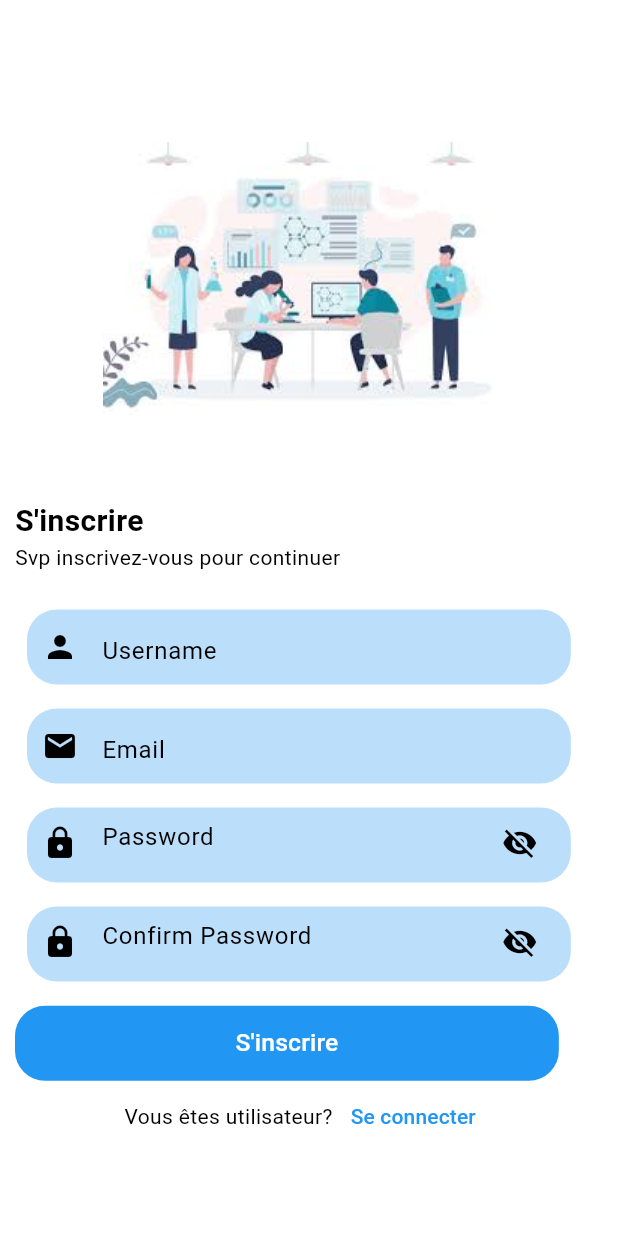
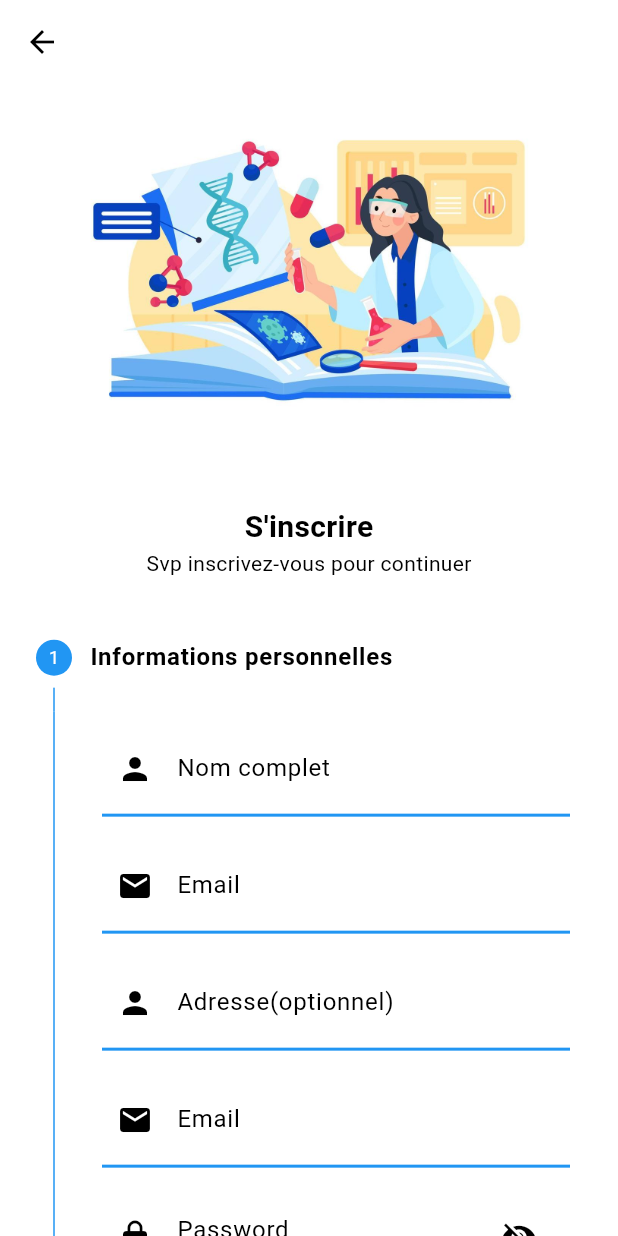
Before and after one commit to Honorine684/flutterDay04, a Flutter app: the screen it shows after launch, after a tap on "Se connecter", after a tap on "S'inscrire", on a phone screen of 412 x 824 dp. Run offline on Flutter 3.47's test engine with Material 3 defaults, Android fonts, the phone set to English and light mode, and no system bars; our stand-ins replace cloud_firestore, firebase_auth, firebase_core; accounts and stored records are empty.

Commit message:
[ADD] mise en place d'un stepper pour l'inscription du medecin,implementation de la deconxeion de l'admin

```diff
--- a/mediclinique/lib/Authentification/Login.dart
+++ b/mediclinique/lib/Authentification/Login.dart
@@ -1,6 +1,6 @@
 import 'package:firebase_auth/firebase_auth.dart';
 import 'package:flutter/material.dart';
-import 'package:mediclinique/Authentification/Signup.dart';
+import 'package:mediclinique/Authentification/SignupMedecin.dart';
 import 'package:mediclinique/Pages/Home.dart';
 import 'package:mediclinique/Services/Firebase/Auth.dart';
 
@@ -190,7 +190,7 @@ class LoginState extends State<Login> {
                         Navigator.push(
                             context,
                             MaterialPageRoute(
-                                builder: (context) => const Signup()));
+                                builder: (context) =>const Signupmedecin()));
                       }),
                     )
                   ],
--- /dev/null
+++ b/mediclinique/lib/Authentification/SignupMedecin.dart
@@ -0,0 +1,102 @@
+import 'package:flutter/material.dart';
+import 'package:mediclinique/Component/Step1.dart';
+
+class Signupmedecin extends StatefulWidget{
+  const Signupmedecin({super.key});
+
+  @override
+  State<Signupmedecin> createState() {
+   return SignupmedecinState();
+  }
+
+}
+class SignupmedecinState extends State<Signupmedecin>{
+  int initialStep = 0;
+  List<Step> steps = [
+    Step(
+      title: Text("Informations personnelles",style: TextStyle(fontSize: 16,fontWeight: FontWeight.bold),),
+      content: Step1(),
+      isActive: true,
+      ),
+      Step(
+      title: Text("Informations personnelles",style: TextStyle(fontSize: 16,fontWeight: FontWeight.bold),),
+      content: Step1(),
+      isActive: true,
+      subtitle: Text("Etape3")
+      ),
+      Step(
+      title: Text("Informations personnelles",style: TextStyle(fontSize: 16,fontWeight: FontWeight.bold),),
+      content: Step1(),
+      isActive: true,
+      state: StepState.complete,
+      subtitle: Text("Etape2")
+      )
+  ];
+
+  @override
+  Widget build(BuildContext context) {
+    final largeurEcran = MediaQuery.of(context).size.width;
+    final hauteurEcran = MediaQuery.of(context).size.height;
+    return Scaffold(
+      appBar: AppBar(),
+      body: SingleChildScrollView(
+        child: Column(
+          crossAxisAlignment: CrossAxisAlignment.start,
+          children: [
+           Padding(
+            padding: EdgeInsets.symmetric(horizontal: 20),
+            child:Column(
+              crossAxisAlignment: CrossAxisAlignment.center,
+              children: [
+                Image.asset("assets/images/login.jpg",width: largeurEcran,),
+            SizedBox(height: hauteurEcran*0.02,),
+                SizedBox(
+                  height: hauteurEcran * 0.02,
+                ),
+                Text(
+                  "S'inscrire",
+                  style: TextStyle(fontSize: 20, fontWeight: FontWeight.bold),
+                ),
+                Text("Svp inscrivez-vous pour continuer"),
+              ],
+            )
+            ),
+                SizedBox(
+                  height: hauteurEcran * 0.02,
+                ),
+            Stepper(
+              currentStep: initialStep,
+              type: StepperType.vertical,
+              steps: steps,
+              onStepTapped: (value){
+                setState(() {
+                  initialStep = value;
+
+                });
+              },
+              onStepContinue: () {
+                setState(() {
+                  if(initialStep < steps.length-1){
+                    initialStep = initialStep+1;
+                  }else{
+                    initialStep = 0;
+                  }
+                });
+              },
+              onStepCancel: () {
+                setState(() {
+                  if(initialStep > 0){
+                    initialStep = initialStep-1;
+                  }else{
+                    initialStep=0;
+                  }
+                });
+              },
+              ),
+          ],
+        ),
+      ),
+    );
+  }
+
+}
--- /dev/null
+++ b/mediclinique/lib/Component/Step1.dart
@@ -0,0 +1,222 @@
+import 'package:flutter/material.dart';
+
+class Step1 extends StatefulWidget {
+  @override
+  State<Step1> createState() {
+    return Step1State();
+  }
+}
+
+class Step1State extends State<Step1> {
+  final formKey = GlobalKey<FormState>();
+  //controller de texte
+  final username = TextEditingController();
+  final email = TextEditingController();
+  final passWord = TextEditingController();
+  final confirmPassword = TextEditingController();
+   final adresse = TextEditingController();
+  bool showPassword = false;
+  bool showConfirmPassword = false;
+  bool isLoading = false;
+  // verification email
+  String? validateEmail(String? value) {
+    const pattern = r"(?:[a-z0-9!#$%&'*+/=?^_`{|}~-]+(?:\.[a-z0-9!#$%&'"
+        r'*+/=?^_`{|}~-]+)*|"(?:[\x01-\x08\x0b\x0c\x0e-\x1f\x21\x23-\x5b\x5d-'
+        r'\x7f]|\\[\x01-\x09\x0b\x0c\x0e-\x7f])*")@(?:(?:[a-z0-9](?:[a-z0-9-]*'
+        r'[a-z0-9])?\.)+[a-z0-9](?:[a-z0-9-]*[a-z0-9])?|\[(?:(?:(2(5[0-5]|[0-4]'
+        r'[0-9])|1[0-9][0-9]|[1-9]?[0-9]))\.){3}(?:(2(5[0-5]|[0-4][0-9])|1[0-9]'
+        r'[0-9]|[1-9]?[0-9])|[a-z0-9-]*[a-z0-9]:(?:[\x01-\x08\x0b\x0c\x0e-\x1f\'
+        r'x21-\x5a\x53-\x7f]|\\[\x01-\x09\x0b\x0c\x0e-\x7f])+)\])';
+    final regex = RegExp(pattern);
+    if (value!.isNotEmpty && !regex.hasMatch(value)) {
+      return "Entrez un email valide";
+    } else {
+      return null;
+    }
+  }
+
+  @override
+  Widget build(BuildContext context) {
+    return Form(
+      key: formKey,
+      child: Column(crossAxisAlignment: CrossAxisAlignment.start, children: [
+        // username
+
+        Container(
+          margin: const EdgeInsets.all(8),
+          padding: const EdgeInsets.symmetric(horizontal: 10, vertical: 6),
+          decoration: BoxDecoration(
+            border: Border(
+              bottom: BorderSide(
+                color: Colors.blue,
+                width: 2.0,
+              ),
+            ),
+          ),
+          child: TextFormField(
+            controller: username,
+            decoration: const InputDecoration(
+              icon: Icon(Icons.person),
+              border: InputBorder.none,
+              hintText: "Nom complet",
+            ),
+            validator: (value) {
+              if (value!.isEmpty) {
+                return "le nom est obligatoire";
+              } else if (!RegExp(r'^[a-zA-Z\s]+$').hasMatch(username.text)) {
+                return "Le nom ne peut contenir que des lettres";
+              }
+              return null;
+            },
+          ),
+        ),
+        // email
+        Container(
+          margin: const EdgeInsets.all(8),
+          padding: const EdgeInsets.symmetric(horizontal: 10, vertical: 6),
+          decoration: BoxDecoration(
+            border: Border(
+              bottom: BorderSide(
+                color: Colors.blue,
+                width: 2.0,
+              ),
+            ),
+          ),
+          child: TextFormField(
+              controller: username,
+              decoration: const InputDecoration(
+                icon: Icon(Icons.email),
+                border: InputBorder.none,
+                hintText: "Email",
+              ),
+              validator: validateEmail),
+        ),
+        // adresse
+                Container(
+          margin: const EdgeInsets.all(8),
+          padding: const EdgeInsets.symmetric(horizontal: 10, vertical: 6),
+          decoration: BoxDecoration(
+            border: Border(
+              bottom: BorderSide(
+                color: Colors.blue,
+                width: 2.0,
+              ),
+            ),
+          ),
+          child: TextFormField(
+            controller: adresse,
+            decoration: const InputDecoration(
+              icon: Icon(Icons.person),
+              border: InputBorder.none,
+              hintText: "Adresse(optionnel)",
+            ),
+          ),
+        ),
+        // sexe
+        // date de naissance
+        //photo(optionnel)
+        Container(
+          margin: const EdgeInsets.all(8),
+          padding: const EdgeInsets.symmetric(horizontal: 10, vertical: 6),
+          decoration: BoxDecoration(
+            border: Border(
+              bottom: BorderSide(
+                color: Colors.blue,
+                width: 2.0,
+              ),
+            ),
+          ),
+          child: TextFormField(
+              controller: username,
+              decoration: const InputDecoration(
+                icon: Icon(Icons.email),
+                border: InputBorder.none,
+                hintText: "Email",
+              ),
+              validator: validateEmail),
+        ),
+        //password
+        Container(
+          margin: const EdgeInsets.all(8),
+          padding: const EdgeInsets.symmetric(horizontal: 10, vertical: 6),
+          decoration: BoxDecoration(
+            border: Border(
+              bottom: BorderSide(
+                color: Colors.blue,
+                width: 2.0,
+              ),
+            ),
+          ),
+          child: TextFormField(
+            controller: passWord,
+            // pour verifier si le champ est bien rempli
+            validator: (value) {
+              if (value!.isEmpty) {
+                return "Mot de passe obligatoire";
+              } else if ((passWord.text).length < 6) {
+                return "Le mot de passe doit contenir plus de 6 caractères";
+              } else if (!RegExp(r'[a-zA-Z]').hasMatch(passWord.text)) {
+                return "Le mot de passe doit contenir des lettres";
+              } else if (!RegExp(r'\d').hasMatch(passWord.text)) {
+                return "Le mot de passe doit contenir des nombres";
+              } else if ((passWord.text).contains(' ')) {
+                return "Le mot de passe ne peut contenir d'espace";
+              }
+              return null;
+            },
+            obscureText: !showPassword,
+            decoration: InputDecoration(
+                icon: Icon(Icons.lock),
+                border: InputBorder.none,
+                hintText: "Password",
+                suffixIcon: IconButton(
+                  onPressed: () => setState(() {
+                    showPassword = !showPassword;
+                  }),
+                  icon: Icon(
+                      showPassword ? Icons.visibility : Icons.visibility_off),
+                )),
+          ),
+        ),
+        //confirmpassword
+        Container(
+          margin: const EdgeInsets.all(8),
+          padding: const EdgeInsets.symmetric(horizontal: 10, vertical: 6),
+          decoration: BoxDecoration(
+            border: Border(
+              bottom: BorderSide(
+                color: Colors.blue,
+                width: 2.0,
+              ),
+            ),
+          ),
+          child: TextFormField(
+            controller: confirmPassword,
+            // pour verifier si le champ est bien rempli
+            validator: (value) {
+              if (value!.isEmpty) {
+                return "Confirmer votre mot de passe";
+              } else if (passWord.text != confirmPassword.text) {
+                return "Les mots de passe ne correspondent pas";
+              }
+              return null;
+            },
+            obscureText: !showConfirmPassword,
+            decoration: InputDecoration(
+                icon: Icon(Icons.lock),
+                border: InputBorder.none,
+                hintText: "Confirm Password",
+                suffixIcon: IconButton(
+                  onPressed: () => setState(() {
+                    showConfirmPassword = !showConfirmPassword;
+                  }),
+                  icon: Icon(showConfirmPassword
+                      ? Icons.visibility
+                      : Icons.visibility_off),
+                )),
+          ),
+        ),
+      ]),
+    );
+  }
+}
--- a/mediclinique/pubspec.yaml
+++ b/mediclinique/pubspec.yaml
@@ -64,6 +64,7 @@ flutter:
   assets:
     - assets/images/medii1.jpeg
     - assets/images/medii2.jpg
+    - assets/images/login.jpg
   #   - images/a_dot_ham.jpeg
 
   # An image asset can refer to one or more resolution-specific "variants", see
```
Also changed, not shown: mediclinique/lib/Component/Step2.dart (added, +25 -0 lines), mediclinique/lib/Component/Step3.dart (added, +26 -0 lines), mediclinique/lib/Component/Step4.dart (added, +24 -0 lines), mediclinique/lib/Pages/Home.dart (+66 -1 lines), mediclinique/assets/images/login.jpg (added), mediclinique/assets/images/signin.jpg (added).
